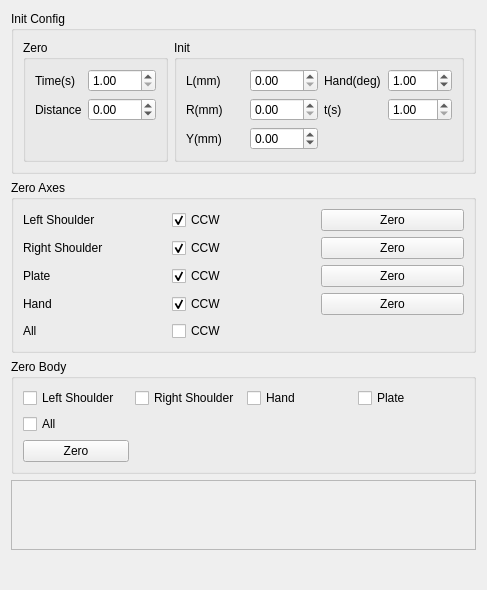
First picture: the form in source/wnd/ui/deltapref.ui, repository ww4u/megarobostudio, before the edit.
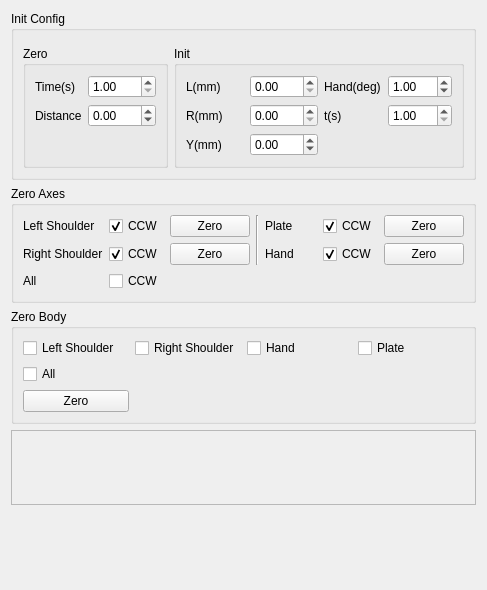
Second picture: the form after the edit. Icons and pictures are not drawn. Custom widgets are drawn as their Qt base class.

```diff
--- a/source/wnd/ui/deltapref.ui
+++ b/source/wnd/ui/deltapref.ui
@@ -20,7 +20,7 @@
       <string>Init Config</string>
      </property>
      <layout class="QFormLayout" name="formLayout_2">
-      <item row="0" column="0">
+      <item row="1" column="0">
        <widget class="QGroupBox" name="groupBox">
         <property name="sizePolicy">
          <sizepolicy hsizetype="Preferred" vsizetype="Preferred">
@@ -69,7 +69,7 @@
         </layout>
        </widget>
       </item>
-      <item row="0" column="1">
+      <item row="1" column="1">
        <widget class="QGroupBox" name="groupBox_5">
         <property name="sizePolicy">
          <sizepolicy hsizetype="Preferred" vsizetype="Preferred">
@@ -169,6 +169,9 @@
         </layout>
        </widget>
       </item>
+      <item row="0" column="0">
+       <widget class="PageOption" name="widget" native="true"/>
+      </item>
      </layout>
     </widget>
    </item>
@@ -188,13 +191,6 @@
         </property>
        </widget>
       </item>
-      <item row="0" column="2">
-       <widget class="QPushButton" name="btnZeroLS">
-        <property name="text">
-         <string>Zero</string>
-        </property>
-       </widget>
-      </item>
       <item row="1" column="1">
        <widget class="QCheckBox" name="chkRSCcw">
         <property name="text">
@@ -205,6 +201,20 @@
         </property>
        </widget>
       </item>
+      <item row="1" column="0">
+       <widget class="QLabel" name="label_11">
+        <property name="text">
+         <string>Right Shoulder</string>
+        </property>
+       </widget>
+      </item>
+      <item row="0" column="0">
+       <widget class="QLabel" name="label_5">
+        <property name="text">
+         <string>Left Shoulder</string>
+        </property>
+       </widget>
+      </item>
       <item row="1" column="2">
        <widget class="QPushButton" name="btnZeroRS">
         <property name="text">
@@ -212,35 +222,21 @@
         </property>
        </widget>
       </item>
-      <item row="0" column="0">
-       <widget class="QLabel" name="label_5">
+      <item row="0" column="2">
+       <widget class="QPushButton" name="btnZeroLS">
         <property name="text">
-         <string>Left Shoulder</string>
+         <string>Zero</string>
         </property>
        </widget>
       </item>
-      <item row="1" column="0">
-       <widget class="QLabel" name="label_11">
-        <property name="text">
-         <string>Right Shoulder</string>
-        </property>
-       </widget>
-      </item>
-      <item row="2" column="2">
+      <item row="0" column="6">
        <widget class="QPushButton" name="btnZeroPlate">
         <property name="text">
          <string>Zero</string>
         </property>
        </widget>
       </item>
-      <item row="2" column="0">
-       <widget class="QLabel" name="label_10">
-        <property name="text">
-         <string>Plate</string>
-        </property>
-       </widget>
-      </item>
-      <item row="3" column="1">
+      <item row="1" column="5">
        <widget class="QCheckBox" name="chkHandCcw">
         <property name="text">
          <string>CCW</string>
@@ -250,17 +246,7 @@
         </property>
        </widget>
       </item>
-      <item row="2" column="1">
-       <widget class="QCheckBox" name="chkPlateCcw">
-        <property name="text">
-         <string>CCW</string>
-        </property>
-        <property name="checked">
-         <bool>true</bool>
-        </property>
-       </widget>
-      </item>
-      <item row="3" column="2">
+      <item row="1" column="6">
        <widget class="QPushButton" name="btnZeroHand">
         <property name="text">
          <string>Zero</string>
@@ -274,10 +260,13 @@
         </property>
        </widget>
       </item>
-      <item row="3" column="0">
-       <widget class="QLabel" name="label_12">
+      <item row="0" column="5">
+       <widget class="QCheckBox" name="chkPlateCcw">
         <property name="text">
-         <string>Hand</string>
+         <string>CCW</string>
+        </property>
+        <property name="checked">
+         <bool>true</bool>
         </property>
        </widget>
       </item>
@@ -288,6 +277,27 @@
         </property>
        </widget>
       </item>
+      <item row="1" column="4">
+       <widget class="QLabel" name="label_12">
+        <property name="text">
+         <string>Hand</string>
+        </property>
+       </widget>
+      </item>
+      <item row="0" column="4">
+       <widget class="QLabel" name="label_10">
+        <property name="text">
+         <string>Plate</string>
+        </property>
+       </widget>
+      </item>
+      <item row="0" column="3" rowspan="2">
+       <widget class="Line" name="line">
+        <property name="orientation">
+         <enum>Qt::Vertical</enum>
+        </property>
+       </widget>
+      </item>
      </layout>
     </widget>
    </item>
@@ -363,9 +373,9 @@
       <property name="geometry">
        <rect>
         <x>0</x>
-        <y>-127</y>
-        <width>450</width>
-        <height>274</height>
+        <y>0</y>
+        <width>467</width>
+        <height>94</height>
        </rect>
       </property>
       <layout class="QVBoxLayout" name="verticalLayout_2">
@@ -407,6 +417,14 @@
    </item>
   </layout>
  </widget>
+ <customwidgets>
+  <customwidget>
+   <class>PageOption</class>
+   <extends>QWidget</extends>
+   <header>pageoption.h</header>
+   <container>1</container>
+  </customwidget>
+ </customwidgets>
  <resources/>
  <connections/>
 </ui>
```
